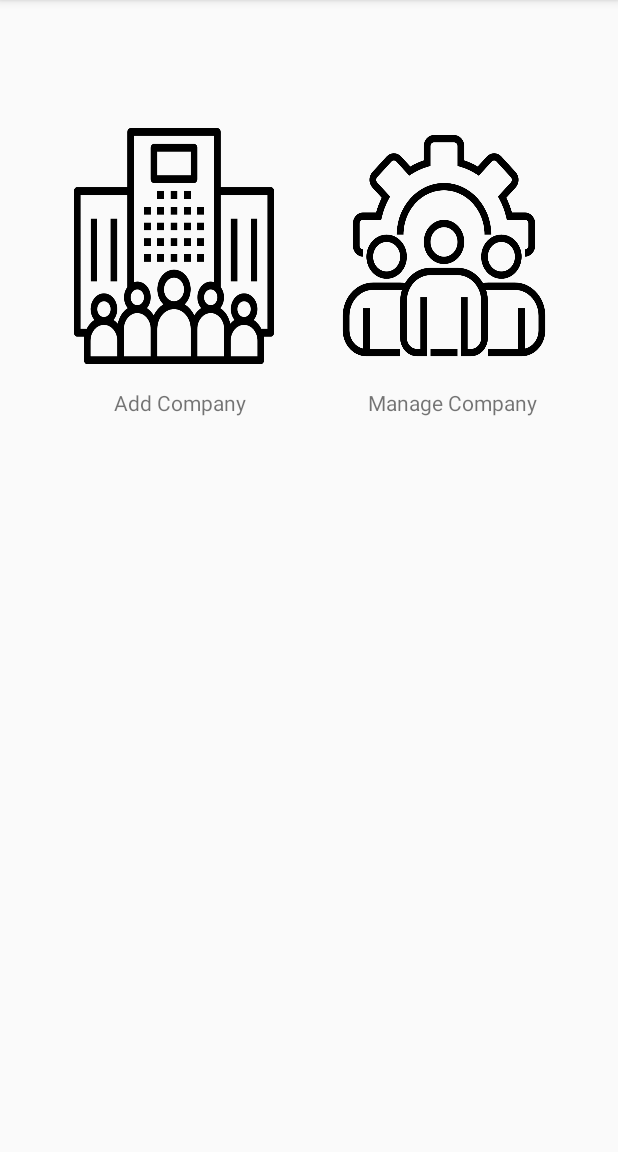
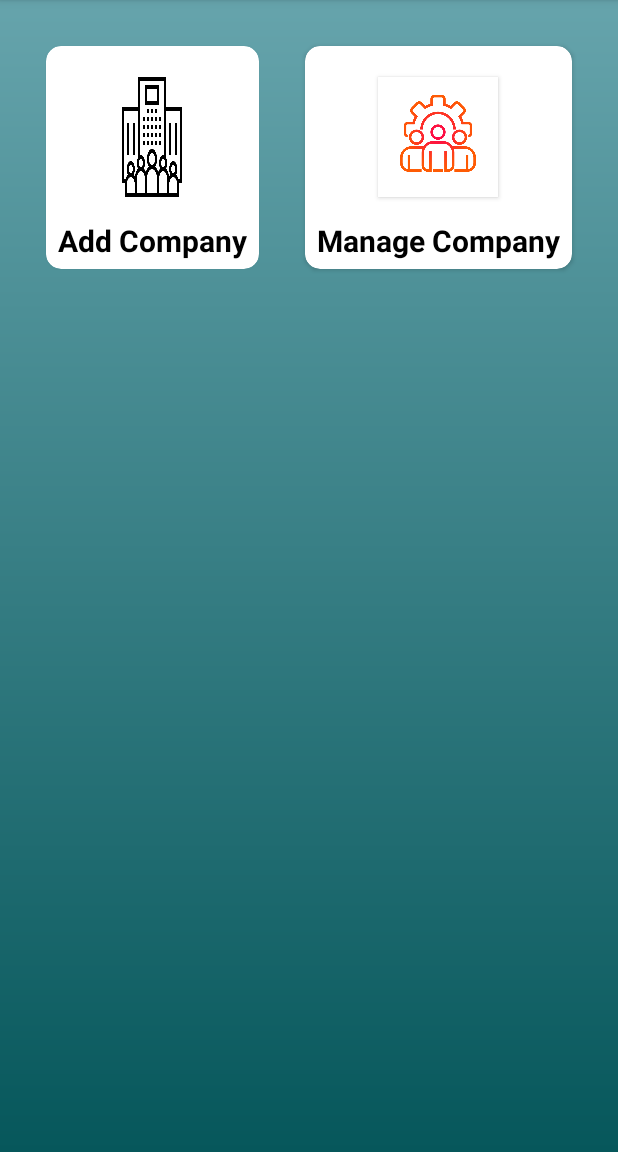
Before and after one commit to meetxpress/SalesRecord-v1.0.0, an Android app: the SuperAdminHome screen opened directly, with no data from a screen before it, on a phone screen of 412 x 824 dp, the part 84-1236 px from its top. Run offline under Robolectric (Android 15) with nearby library versions, the phone set to English and light mode, and no system bars.

Commit message:
Trust me I made some changes.

```diff
--- /dev/null
+++ b/app/src/main/res/drawable/background.xml
@@ -0,0 +1,6 @@
+<?xml version="1.0" encoding="utf-8"?>
+<shape xml:android="http://schemas.android.com/apk/res/android"
+    xmlns:android="http://schemas.android.com/apk/res/android">
+    <gradient android:startColor="#06575B" android:endColor="#66A4AC" android:angle="90"/>
+
+</shape>
--- a/app/src/main/res/layout/activity_super_admin_home.xml
+++ b/app/src/main/res/layout/activity_super_admin_home.xml
@@ -1,50 +1,135 @@
 <?xml version="1.0" encoding="utf-8"?>
-<androidx.constraintlayout.widget.ConstraintLayout xmlns:android="http://schemas.android.com/apk/res/android"
+<ScrollView xmlns:android="http://schemas.android.com/apk/res/android"
     xmlns:app="http://schemas.android.com/apk/res-auto"
     xmlns:tools="http://schemas.android.com/tools"
     android:layout_width="match_parent"
     android:layout_height="match_parent"
-    tools:context=".SuperAdminHome">
+    android:layout_marginTop="0dp"
+    android:background="@drawable/background"
+    tools:context=".MainActivity">
+
+    <LinearLayout
+        android:layout_width="match_parent"
+        android:layout_height="wrap_content"
+        android:orientation="vertical">
+
+        <androidx.constraintlayout.widget.ConstraintLayout
+            android:layout_width="match_parent"
+            android:layout_height="match_parent">
+        </androidx.constraintlayout.widget.ConstraintLayout>
+
+        <GridLayout
+            android:layout_width="match_parent"
+            android:layout_height="wrap_content"
+            android:layout_marginLeft="15dp"
+            android:layout_marginTop="15dp"
+            android:layout_marginRight="15dp"
+            android:alignmentMode="alignMargins"
+            android:columnCount="2"
+            android:columnOrderPreserved="false"
+            android:rowCount="1">
+
+
+            <androidx.cardview.widget.CardView
+                android:layout_width="wrap_content"
+                android:layout_height="wrap_content"
+                android:layout_rowWeight="1"
+                android:layout_columnWeight="1"
+                android:layout_margin="15dp"
+                android:elevation="5dp"
+                app:cardCornerRadius="10dp">
+
+                <LinearLayout
+                    android:layout_width="match_parent"
+                    android:layout_height="match_parent"
+                    android:gravity="center"
+                    android:orientation="vertical"
+                    android:padding="5dp">
 
                     <Button
                         android:id="@+id/btnAddComp"
-        style="@style/IL_Dist_top"
-        android:layout_width="0dp"
-        android:layout_height="0dp"
-        android:background="@drawable/add_company_sec"
+                        android:layout_width="80dp"
+                        android:layout_height="80dp"
+                        android:layout_marginTop="15dp"
+                        android:background="@drawable/add_company"
                         app:layout_constraintBottom_toBottomOf="parent"
                         app:layout_constraintEnd_toEndOf="parent"
+                        app:layout_constraintHorizontal_bias="0.126"
                         app:layout_constraintStart_toStartOf="parent"
-        app:layout_constraintTop_toTopOf="parent" />
+                        app:layout_constraintTop_toTopOf="parent"
+                        app:layout_constraintVertical_bias="0.118" />
 
                     <TextView
-        android:id="@+id/textView7"
+                        android:id="@+id/textView3"
                         android:layout_width="wrap_content"
                         android:layout_height="wrap_content"
-        android:layout_marginStart="76dp"
-        android:layout_marginTop="16dp"
+                        android:layout_marginTop="15dp"
+                        android:gravity="center"
                         android:text="Add Company"
+                        android:textColor="#000000"
+                        android:textSize="20sp"
+                        android:textStyle="bold"
+                        app:layout_constraintBottom_toBottomOf="parent"
+                        app:layout_constraintEnd_toEndOf="parent"
+                        app:layout_constraintHorizontal_bias="0.113"
                         app:layout_constraintStart_toStartOf="parent"
-        app:layout_constraintTop_toBottomOf="@+id/btnAddComp" />
+                        app:layout_constraintTop_toBottomOf="@+id/btnAddComp"
+                        app:layout_constraintVertical_bias="0.023" />
+                </LinearLayout>
+
+            </androidx.cardview.widget.CardView>
+
+            <androidx.cardview.widget.CardView
+                android:layout_width="wrap_content"
+                android:layout_height="wrap_content"
+                android:layout_rowWeight="1"
+                android:layout_columnWeight="1"
+                android:layout_margin="15dp"
+                android:elevation="5dp"
+                app:cardCornerRadius="10dp">
+
+                <LinearLayout
+                    android:layout_width="match_parent"
+                    android:layout_height="match_parent"
+                    android:gravity="center"
+                    android:orientation="vertical"
+                    android:padding="5dp">
 
                     <Button
                         android:id="@+id/btnManageComp"
-        style="@style/IR_Dist_top"
-        android:layout_width="0dp"
-        android:layout_height="0dp"
+                        android:layout_width="80dp"
+                        android:layout_height="80dp"
+                        android:layout_marginTop="15dp"
                         android:background="@drawable/manage_company"
                         app:layout_constraintBottom_toBottomOf="parent"
                         app:layout_constraintEnd_toEndOf="parent"
+                        app:layout_constraintHorizontal_bias="0.869"
                         app:layout_constraintStart_toStartOf="parent"
-        app:layout_constraintTop_toTopOf="parent" />
+                        app:layout_constraintTop_toTopOf="parent"
+                        app:layout_constraintVertical_bias="0.118"
+                        app:srcCompat="@drawable/manage_company" />
 
                     <TextView
-        android:id="@+id/textView8"
+                        android:id="@+id/textView4"
                         android:layout_width="wrap_content"
                         android:layout_height="wrap_content"
-        android:layout_marginTop="16dp"
-        android:layout_marginEnd="54dp"
+                        android:layout_marginTop="15dp"
+                        android:gravity="center"
                         android:text="Manage Company"
+                        android:textColor="#000000"
+                        android:textSize="20sp"
+                        android:textStyle="bold"
+                        app:layout_constraintBottom_toBottomOf="parent"
                         app:layout_constraintEnd_toEndOf="parent"
-        app:layout_constraintTop_toBottomOf="@+id/btnManageComp" />
-</androidx.constraintlayout.widget.ConstraintLayout>
+                        app:layout_constraintHorizontal_bias="0.894"
+                        app:layout_constraintStart_toStartOf="parent"
+                        app:layout_constraintTop_toBottomOf="@+id/btnManageComp"
+                        app:layout_constraintVertical_bias="0.021" />
+
+                </LinearLayout>
+
+            </androidx.cardview.widget.CardView>
+        </GridLayout>
+    </LinearLayout>
+
+</ScrollView>
--- a/build.gradle
+++ b/build.gradle
@@ -8,7 +8,7 @@ buildscript {
 
     }
     dependencies {
-        classpath 'com.android.tools.build:gradle:3.5.3'
+        classpath 'com.android.tools.build:gradle:3.6.1'
         classpath "org.jetbrains.kotlin:kotlin-gradle-plugin:$kotlin_version"
         // NOTE: Do not place your application dependencies here; they belong
         // in the individual module build.gradle files
```
Also changed, not shown: app/src/main/res/drawable/add_emp.png (added), app/src/main/res/drawable/emp_att.png (added), app/src/main/res/drawable/emp_report.png (added), app/src/main/res/drawable/final_logo.png (added), app/src/main/res/drawable/lock.png (added), app/src/main/res/drawable/manage_company.png, app/src/main/res/drawable/manage_emp.png (added), app/src/main/res/drawable/user.png (added), gradle/wrapper/gradle-wrapper.properties. Lines whose indentation alone changed are shown as unchanged.
